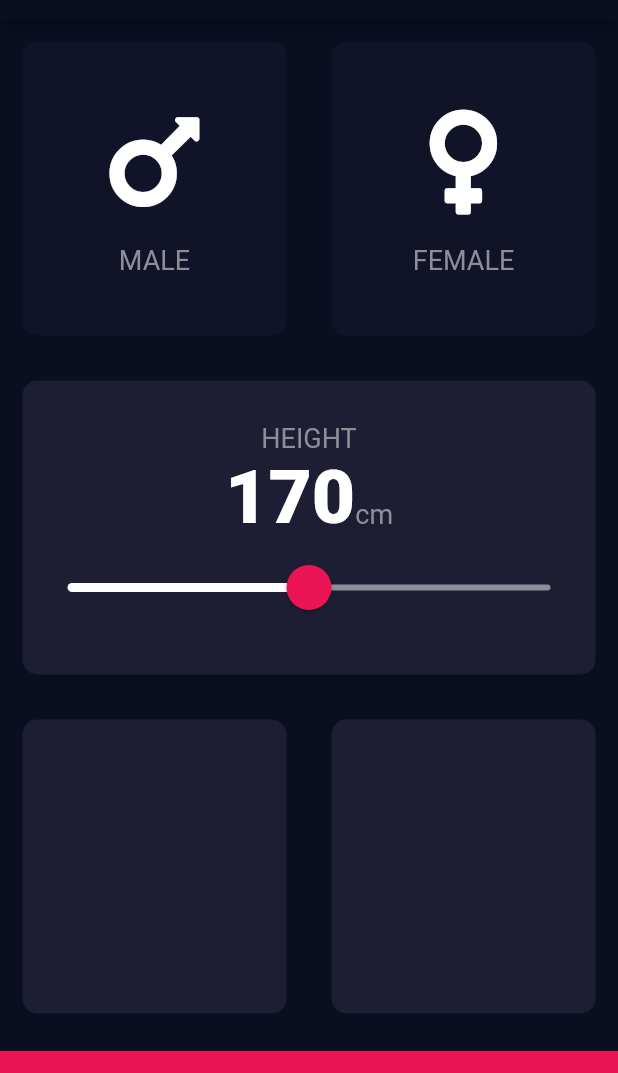
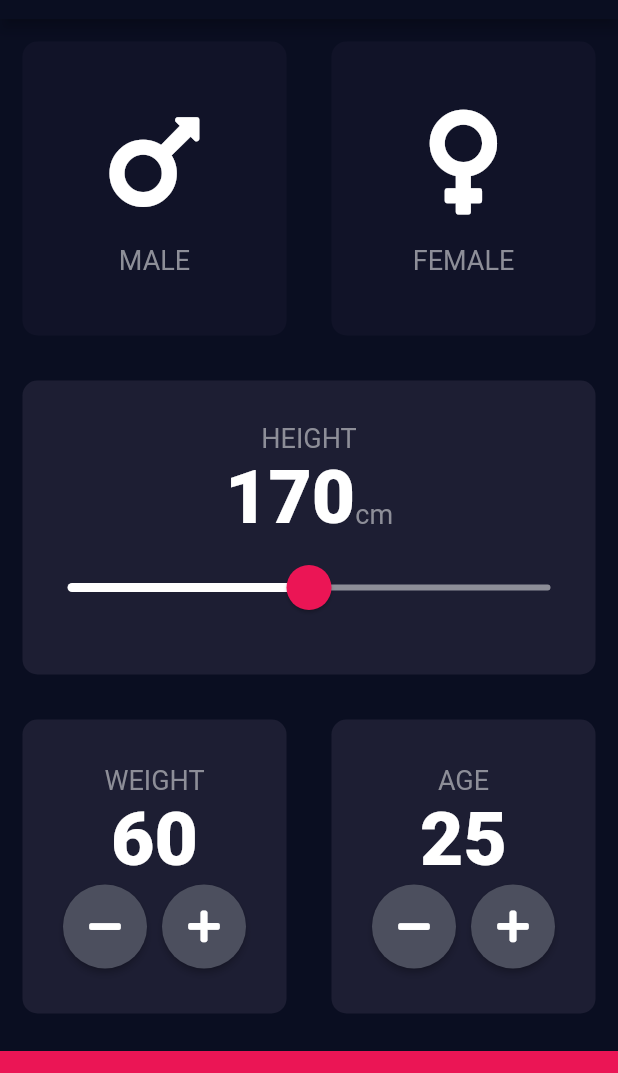
Before and after one commit to a-tiny-developer/bmi_calculator_flutter, a Flutter app: the screen it shows after launch, on a phone screen of 412 x 824 dp, the part 65-1138 px from its top. Run offline on Flutter 3.47's test engine with Material 2 defaults, Android fonts, the phone set to English and light mode, and no system bars; our stand-ins replace font_awesome_flutter.

Commit message:
CustomRawButton, Weight card, age card

```diff
--- a/lib/screens/home.dart
+++ b/lib/screens/home.dart
@@ -16,6 +16,8 @@ class _HomeScreenState extends State<HomeScreen> {
   Sex? selectedSex;
 
   double height = 170;
+  int weight = 60;
+  int age = 25;
 
   @override
   Widget build(BuildContext context) {
@@ -79,12 +81,38 @@ class _HomeScreenState extends State<HomeScreen> {
               children: [
                 Expanded(
                   child: BaseCard(
-                    child: Container(),
+                    child: PlusMinusContent(
+                      label: 'WEIGHT',
+                      data: weight,
+                      onPressedMinus: () {
+                        setState(() {
+                          weight--;
+                        });
+                      },
+                      onPressedPlus: () {
+                        setState(() {
+                          weight++;
+                        });
+                      },
+                    ),
                   ),
                 ),
                 Expanded(
                   child: BaseCard(
-                    child: Container(),
+                    child: PlusMinusContent(
+                      label: 'AGE',
+                      data: age,
+                      onPressedMinus: () {
+                        setState(() {
+                          age--;
+                        });
+                      },
+                      onPressedPlus: () {
+                        setState(() {
+                          age++;
+                        });
+                      },
+                    ),
                   ),
                 ),
               ],
--- a/lib/theme/app_theme.dart
+++ b/lib/theme/app_theme.dart
@@ -5,6 +5,7 @@ class AppTheme {
   static const activeCardColour = Color(0XFF1D1E33);
   static const inactiveCardColour = Color(0XFF111328);
   static const contrastColour = Color(0XFFEB1555);
+  static const buttonColour = Color(0xFF4C4F5E);
   static const contrastTransparencyColour = Color(0X29EB1555);
   static const textColor = Color(0XFF8D8E98);
 
--- /dev/null
+++ b/lib/widgets/plus_minus_content.dart
@@ -0,0 +1,51 @@
+import 'package:bmi_calculator_flutte/widgets/widgets.dart';
+import 'package:flutter/material.dart';
+import 'package:font_awesome_flutter/font_awesome_flutter.dart';
+
+class PlusMinusContent extends StatelessWidget {
+  const PlusMinusContent({
+    Key? key,
+    required this.label,
+    required this.data,
+    required this.onPressedPlus,
+    required this.onPressedMinus,
+  }) : super(key: key);
+
+  final String label;
+  final int data;
+  final VoidCallback onPressedPlus;
+  final VoidCallback onPressedMinus;
+
+  @override
+  Widget build(BuildContext context) {
+    return Column(
+      mainAxisAlignment: MainAxisAlignment.center,
+      children: [
+        Text(
+          label,
+          style: Theme.of(context).textTheme.headline4,
+        ),
+        Text(
+          data.toString(),
+          style: Theme.of(context).textTheme.headline1,
+        ),
+        Row(
+          mainAxisAlignment: MainAxisAlignment.center,
+          children: [
+            RoundIconButton(
+              onPressed: onPressedMinus,
+              iconData: FontAwesomeIcons.minus,
+            ),
+            const SizedBox(
+              width: 10,
+            ),
+            RoundIconButton(
+              onPressed: onPressedPlus,
+              iconData: FontAwesomeIcons.plus,
+            ),
+          ],
+        )
+      ],
+    );
+  }
+}
--- /dev/null
+++ b/lib/widgets/round_icon_button.dart
@@ -0,0 +1,30 @@
+import 'package:bmi_calculator_flutte/theme/app_theme.dart';
+import 'package:flutter/material.dart';
+
+class RoundIconButton extends StatelessWidget {
+  const RoundIconButton({
+    Key? key,
+    required this.onPressed,
+    required this.iconData,
+  }) : super(key: key);
+
+  final VoidCallback onPressed;
+  final IconData iconData;
+
+  @override
+  Widget build(BuildContext context) {
+    return RawMaterialButton(
+      onPressed: onPressed,
+      constraints: const BoxConstraints.tightFor(
+        width: 56,
+        height: 56,
+      ),
+      shape: const CircleBorder(),
+      fillColor: AppTheme.buttonColour,
+      child: Icon(
+        iconData,
+        color: Colors.white,
+      ),
+    );
+  }
+}
--- a/lib/widgets/widgets.dart
+++ b/lib/widgets/widgets.dart
@@ -1,3 +1,5 @@
 export 'base_card.dart';
+export 'plus_minus_content.dart';
 export 'icon_content.dart';
+export 'round_icon_button.dart';
 export 'slider_card.dart';
```
